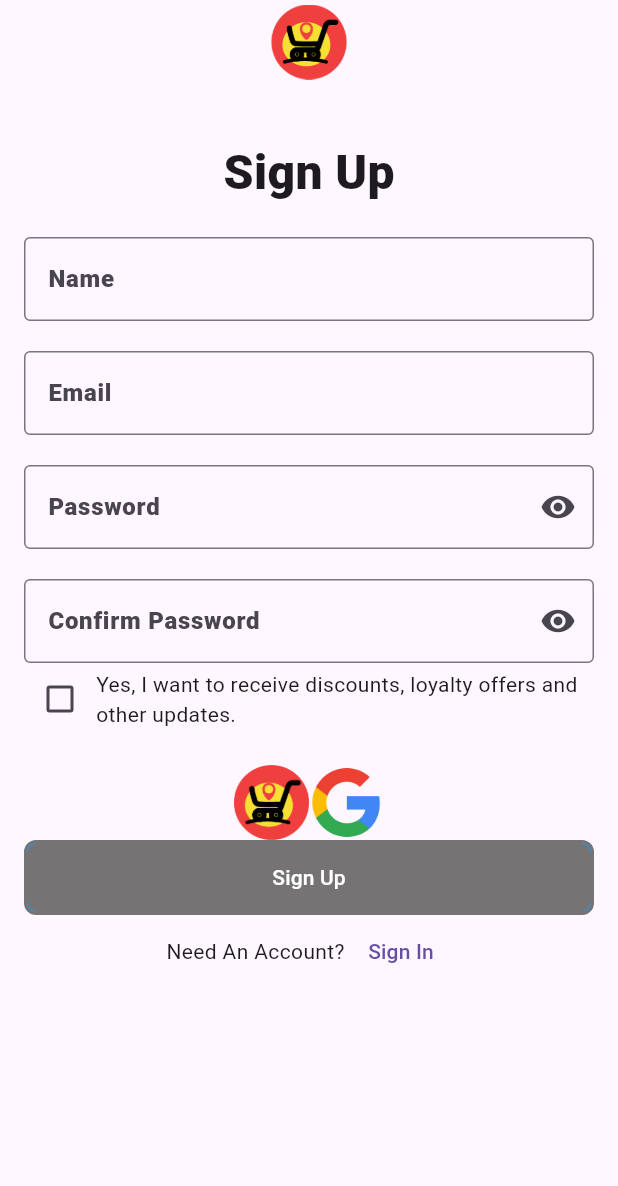
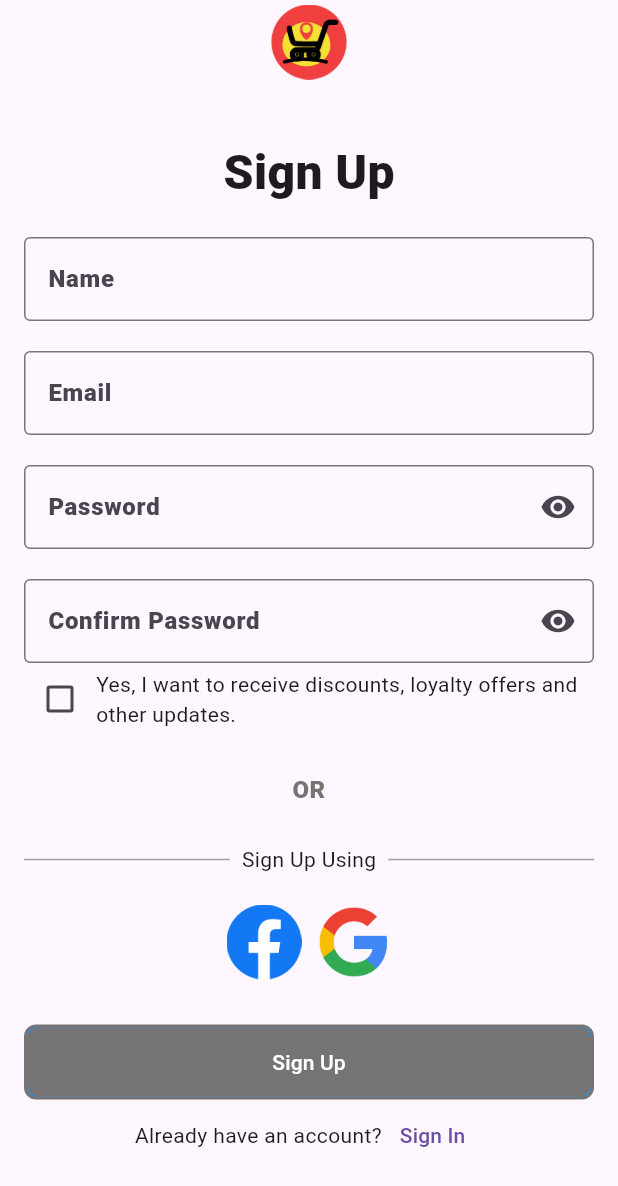
Before and after one commit to AchrafHajAhmed/hanout, a Flutter app: the screen it shows after launch, after a tap on "Sign Up", on a phone screen of 412 x 824 dp. Shown: the top 1186 px of the screen. Run offline on Flutter 3.47's test engine with Material 3 defaults, Android fonts, the light colour scheme and no system bars; our stand-ins replace cloud_firestore, firebase_auth, firebase_core, google_sign_in; missing offline and left inert: flutter_facebook_auth; accounts and stored records are empty; network calls fail.

Commit message:
modification SignIn et SignUp

```diff
--- a/lib/screen/authentification/log_in.dart
+++ b/lib/screen/authentification/log_in.dart
@@ -66,6 +66,13 @@ class _SignInState extends State<SignIn> {
                 },
               ),
             ),
+    Text('OR',
+    style: TextStyle(color: Color(0xFF757373),
+    fontFamily: 'Roboto',
+    fontWeight: FontWeight.w900,
+    fontSize: 16.0,
+    ),
+    textAlign: TextAlign.center),
             SizedBox(height: 20),
             const Row(
               children: <Widget>[
@@ -79,14 +86,8 @@ class _SignInState extends State<SignIn> {
                   padding: const EdgeInsets.symmetric(horizontal: 8.0),
                   child:
 
-                  Text('OR',
-                      style: TextStyle(color: Color(0xFF757373),
-                        fontFamily: 'Roboto',
-                        fontWeight: FontWeight.w900,
-                        fontSize: 16.0,
-                      ),
-                      textAlign: TextAlign.center),),
-                Expanded(
+                      Text('Sign In Using')),
+                  Expanded(
                   child: Divider(
                     thickness: 1,
                     color: Colors.grey,
@@ -95,7 +96,6 @@ class _SignInState extends State<SignIn> {
               ],
             ),
             SizedBox(height: 25,),
-            Text('Sign In Using'),
             SizedBox(height: 25),
             Row(
               mainAxisAlignment: MainAxisAlignment.center, // Centre les boutons sur la ligne
@@ -115,8 +115,9 @@ class _SignInState extends State<SignIn> {
                       _isLoading = false;
                     });
                   },
-                  child: Image.asset('assets/logo.png', height: 50),
+                  child: Image.asset('assets/facebook.png', height: 50),
                 ),
+                const SizedBox(width: 10,),
                 GestureDetector(
                   onTap: () async {
                     setState(() {
--- a/lib/screen/authentification/sign_up.dart
+++ b/lib/screen/authentification/sign_up.dart
@@ -112,6 +112,7 @@ class _SignUpState extends State<SignUp> {
                   checkColor: Colors.white,
                   activeColor: Colors.black,
                 ),
+                SizedBox(height: 20,),
                 const Expanded(
                   child: Text(
                     'Yes, I want to receive discounts, loyalty offers and other updates.',
@@ -121,6 +122,36 @@ class _SignUpState extends State<SignUp> {
                 ),
               ],
             ),
+              SizedBox(height: 25),
+              Text('OR',
+                  style: TextStyle(color: Color(0xFF757373),
+                    fontFamily: 'Roboto',
+                    fontWeight: FontWeight.w900,
+                    fontSize: 16.0,
+                  ),
+                  textAlign: TextAlign.center),
+              SizedBox(height: 25),
+              const Row(
+                children: <Widget>[
+                  Expanded(
+                    child: Divider(
+                      thickness: 1,
+                      color: Colors.grey,
+                    ),
+                  ),
+                  Padding(
+                      padding: const EdgeInsets.symmetric(horizontal: 8.0),
+                      child:
+
+                      Text('Sign Up Using')),
+                  Expanded(
+                    child: Divider(
+                      thickness: 1,
+                      color: Colors.grey,
+                    ),
+                  ),
+                ],
+              ),
               SizedBox(height: 20),
               Row(
                 mainAxisAlignment: MainAxisAlignment.center,
@@ -140,9 +171,9 @@ class _SignUpState extends State<SignUp> {
                         _isLoading = false;
                       });
                     },
-                    child: Image.asset('assets/logo.png', height: 50),
+                    child: Image.asset('assets/facebook.png', height: 50),
                   ),
-                  const SizedBox(height: 25,),
+                  const SizedBox(width: 10,),
                   GestureDetector(
                     onTap: () async {
                       setState(() {
@@ -162,6 +193,7 @@ class _SignUpState extends State<SignUp> {
                   ),
                 ],
               ),
+              SizedBox(height: 30,),
               MyElevatedButton(
                 buttonText: 'Sign Up',
                 onPressed: () async {
@@ -171,7 +203,7 @@ class _SignUpState extends State<SignUp> {
               Row(
                   mainAxisAlignment: MainAxisAlignment.center,
                   children: [
-                    Text('Need An Account? '),
+                    Text('Already have an account?'),
                     MyTextButton(
                       buttonText:'Sign In',
                       onPressed: () {
```
Also changed, not shown: pubspec.yaml (+9 -7 lines).
